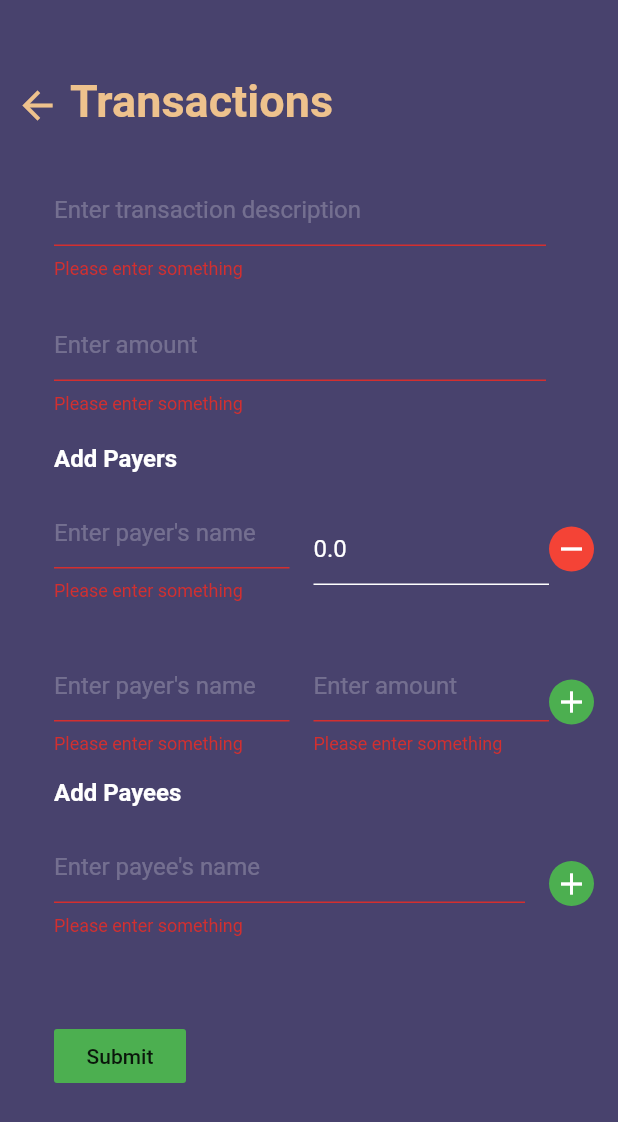
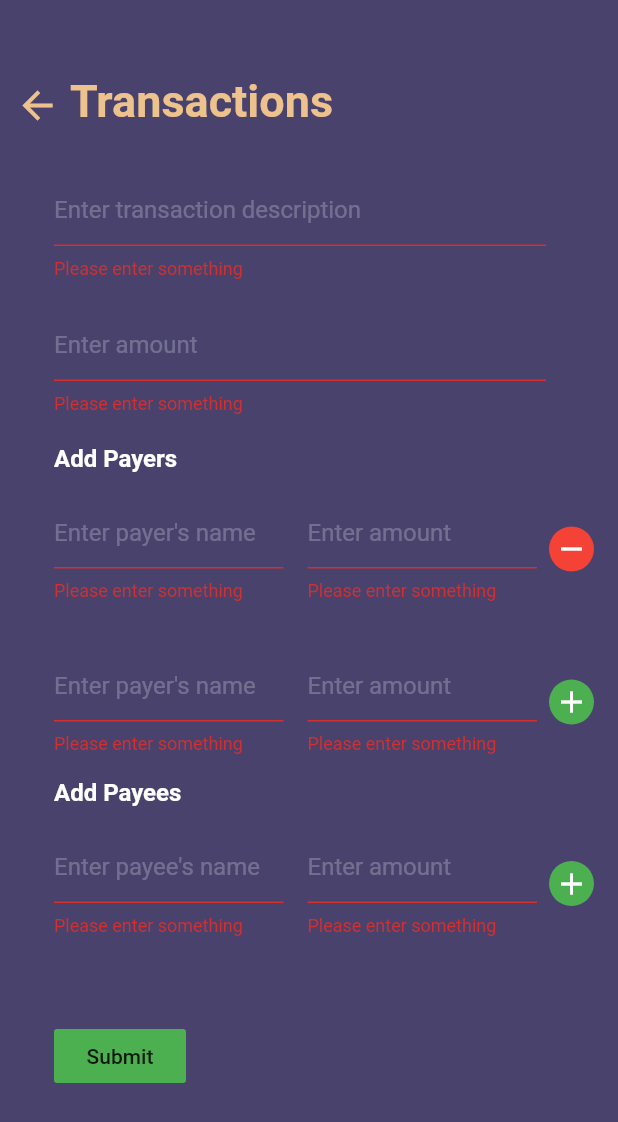
Before and after one commit to marcuspeh/Splitlux, a Flutter app: the GroupTransactionView screen opened directly with empty values, after a tap on the "add" icon, after a tap on "Submit", on a phone screen of 412 x 824 dp. Shown: the top 1122 px of the screen. Run offline on Flutter 3.47's test engine with Material 2 defaults, Android fonts, the light colour scheme and no system bars; our stand-ins replace flutter_secure_storage; missing offline and left inert: dart:ffi, unicorndial; accounts and stored records are empty.

Commit message:
Fix transaction create

```diff
--- a/lib/screens/GroupTransactionView.dart
+++ b/lib/screens/GroupTransactionView.dart
@@ -1,8 +1,10 @@
 // ignore_for_file: deprecated_member_use
 
 import 'dart:convert';
+import 'dart:io';
 
 import 'package:flutter/material.dart';
+import 'package:http/http.dart' as http;
 
 import 'package:Splitlux/api/api.dart';
 import 'package:Splitlux/constants.dart';
@@ -30,7 +32,8 @@ class _GroupTransactionViewState extends State<GroupTransactionView> {
   late TextEditingController _totalAmountController;
   static List<String?> payerList = [null];
   static List<double?> payerAmount = [null];
-  static List<String?> payeeList = [null];
+  static List<String?> expenseList = [null];
+  static List<double?> expenseAmount = [null];
 
   final String jwt;
   final Map<String, dynamic> payload;
@@ -39,9 +42,7 @@ class _GroupTransactionViewState extends State<GroupTransactionView> {
   final String groupName;
   final bool isClosed;
 
-  get http => null;
-    _GroupTransactionViewState(
-      this.jwt, this.payload, this.groupId, this.groupCode, this.groupName, this.isClosed);
+  _GroupTransactionViewState(this.jwt, this.payload, this.groupId, this.groupCode, this.groupName, this.isClosed);
 
   @override
   void initState() {
@@ -58,12 +59,32 @@ class _GroupTransactionViewState extends State<GroupTransactionView> {
   }
 
   Future<String?> attemptCreateTransaction() async {
+    Map<String, dynamic> parsed_data = {
+        "group_id": groupId,
+        "title": _nameController.text,
+        "amount": _totalAmountController.text,
+        "payers": <Map<String, dynamic>>[{"user": 5, "amount": 5}],
+        "expenses": <Map<String, dynamic>>[{"user": 5, "amount": 5}]
+      };
+
+    for (int i = 0; i < payerList.length; i++) {
+      parsed_data["payers"].add({
+        "user": payerList[i],
+        "amount": payerAmount[i]
+      });
+    }
+
+    for (int i = 0; i < payerList.length; i++) {
+      parsed_data["expenses"].add({
+        "user": expenseList[i],
+        "amount": expenseAmount[i]
+      });
+    }
+
     var res = await http.post(
       Uri.parse(CREATETRANSACTION),
-      body: {
-        "name": "Hello"
-      },
-      headers: {"Authorization": "Bearer " + jwt}
+      body: json.encode(parsed_data),
+      headers: {"Authorization": "Bearer " + jwt, HttpHeaders.contentTypeHeader: "application/json"}
     );
     return "${res.statusCode} ${res.body}";
   }
@@ -176,7 +197,7 @@ class _GroupTransactionViewState extends State<GroupTransactionView> {
                     if (responseHeader == "400") {
                       var responseBody = response.substring(4);
                       Map<String,dynamic> responseMap = jsonDecode(responseBody);
-                      displayDialog(context, "An Error Occurred", responseMap);
+                      displayDialog(context, "An Error Occurred", responseMap["error"]);
                     } else {
                       Navigator.push(
                         context,
@@ -185,8 +206,6 @@ class _GroupTransactionViewState extends State<GroupTransactionView> {
                         )
                       );
                     }
-
-
                   } else {
                     displayDialog(context, "An Error Occurred", "Please try again");
                   }
@@ -215,6 +234,9 @@ class _GroupTransactionViewState extends State<GroupTransactionView> {
             ),
             Expanded(child: PayerTextFieldsAmount(i)
               ),
+            const SizedBox(
+              width: 8,
+            ),
             // we need add button at last payer row
             _addRemovePayerButton(i == payerList.length - 1, i),
           ],
@@ -225,23 +247,28 @@ class _GroupTransactionViewState extends State<GroupTransactionView> {
   }
 
   List<Widget> _getPayees() {
-    List<Widget> payeeTextFields = [];
-    for (int i = 0; i < payeeList.length; i++) {
-      payeeTextFields.add(Padding(
+    List<Widget> expenseTextFields = [];
+    for (int i = 0; i < expenseList.length; i++) {
+      expenseTextFields.add(Padding(
         padding: const EdgeInsets.symmetric(vertical: 16.0),
         child: Row(
           children: [
-            Expanded(child: PayeeTextFields(i)),
+            Expanded(child: ExpenseTextFields(i)),
             SizedBox(
               width: 16,
             ),
+            Expanded(child: PayerTextFieldsAmount(i)
+              ),
+            const SizedBox(
+              width: 8,
+            ),
             // we need add button at last payer row
-            _addRemovePayeeButton(i == payeeList.length - 1, i),
+            _addRemovePayeeButton(i == expenseList.length - 1, i),
           ],
         ),
       ));
     }
-    return payeeTextFields;
+    return expenseTextFields;
   }
 
   /// add / remove button
@@ -275,9 +302,9 @@ class _GroupTransactionViewState extends State<GroupTransactionView> {
       onTap: () {
         if (add) {
           // add new text-fields at the top of all payer textfields
-          payeeList.insert(0, null);
+          expenseList.insert(0, null);
         } else
-          payeeList.removeAt(index);
+          expenseList.removeAt(index);
         setState(() {});
       },
       child: Container(
@@ -373,7 +400,7 @@ class _PayerTextFieldsAmountState extends State<PayerTextFieldsAmount> {
   Widget build(BuildContext context) {
     WidgetsBinding.instance?.addPostFrameCallback((timeStamp) {
       _payerAmountController.text =
-          (_GroupTransactionViewState.payerAmount[widget.index] ?? 0.0).toString();
+          (_GroupTransactionViewState.payerAmount[widget.index] ?? "").toString();
     });
 
     return TextFormField(
@@ -396,14 +423,14 @@ class _PayerTextFieldsAmountState extends State<PayerTextFieldsAmount> {
   }
 }
 
-class PayeeTextFields extends StatefulWidget {
+class ExpenseTextFields extends StatefulWidget {
   final int index;
-  PayeeTextFields(this.index);
+  ExpenseTextFields(this.index);
   @override
-  _PayeeTextFieldsState createState() => _PayeeTextFieldsState();
+  _ExpenseTextFieldsState createState() => _ExpenseTextFieldsState();
 }
 
-class _PayeeTextFieldsState extends State<PayeeTextFields> {
+class _ExpenseTextFieldsState extends State<ExpenseTextFields> {
   late TextEditingController _nameController;
 
   @override
@@ -422,13 +449,13 @@ class _PayeeTextFieldsState extends State<PayeeTextFields> {
   Widget build(BuildContext context) {
     WidgetsBinding.instance?.addPostFrameCallback((timeStamp) {
       _nameController.text =
-          _GroupTransactionViewState.payeeList[widget.index] ?? '';
+          _GroupTransactionViewState.expenseList[widget.index] ?? '';
     });
 
     return TextFormField(
       style: TextStyle(color: Colors.white),
       controller: _nameController,
-      onChanged: (v) => _GroupTransactionViewState.payeeList[widget.index] = v,
+      onChanged: (v) => _GroupTransactionViewState.expenseList[widget.index] = v,
       decoration: InputDecoration(
           enabledBorder: UnderlineInputBorder(
             borderSide: BorderSide(color: Colors.white),
@@ -444,3 +471,52 @@ class _PayeeTextFieldsState extends State<PayeeTextFields> {
     );
   }
 }
+
+class ExpenseTextFieldsAmount extends StatefulWidget {
+  final int index;
+  ExpenseTextFieldsAmount(this.index);
+  @override
+  _ExpenseTextFieldsAmountState createState() => _ExpenseTextFieldsAmountState();
+}
+
+class _ExpenseTextFieldsAmountState extends State<ExpenseTextFieldsAmount> {
+  late TextEditingController _ExpenseAmountController;
+
+  @override
+  void initState() {
+    super.initState();
+    _ExpenseAmountController = TextEditingController();
+  }
+
+  @override
+  void dispose() {
+    _ExpenseAmountController.dispose();
+    super.dispose();
+  }
+
+  @override
+  Widget build(BuildContext context) {
+    WidgetsBinding.instance?.addPostFrameCallback((timeStamp) {
+      _ExpenseAmountController.text =
+          (_GroupTransactionViewState.expenseAmount[widget.index] ?? "").toString();
+    });
+
+    return TextFormField(
+      style: TextStyle(color: Colors.white),
+      controller: _ExpenseAmountController,
+      keyboardType: TextInputType.number,
+      decoration: InputDecoration(
+          enabledBorder: UnderlineInputBorder(
+            borderSide: BorderSide(color: Colors.white),
+          ),
+          focusedBorder: UnderlineInputBorder(
+              borderSide: BorderSide(color: Colors.white)),
+          hintText: 'Enter amount',
+          hintStyle: TextStyle(color: Colors.white24)),
+      validator: (v) {
+        if (v!.trim().isEmpty) return 'Please enter something';
+        return null;
+      },
+    );
+  }
+}
```
Also changed, not shown: lib/screens/GroupView.dart (+10 -6 lines). Lines whose indentation alone changed are shown as unchanged.
